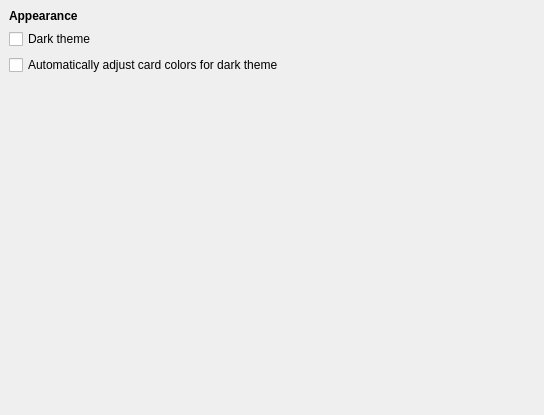
This is src/widgets/dialogs/dialog_options.ui in ManiYang/ManiCard as Qt 5 draws it before an edit. The edited form follows.
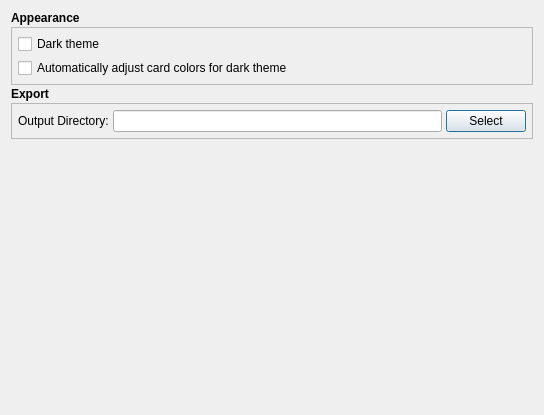
This is the edited form.

Commit message: add option setting: output dir for exporting data

Diff of the .ui file:
```diff
--- a/src/widgets/dialogs/dialog_options.ui
+++ b/src/widgets/dialogs/dialog_options.ui
@@ -13,43 +13,46 @@
   <property name="windowTitle">
    <string>Dialog</string>
   </property>
-  <layout class="QVBoxLayout" name="verticalLayout">
+  <layout class="QVBoxLayout" name="verticalLayout_3">
    <property name="spacing">
-    <number>0</number>
+    <number>2</number>
    </property>
-   <property name="leftMargin">
-    <number>0</number>
-   </property>
-   <property name="topMargin">
-    <number>0</number>
-   </property>
-   <property name="rightMargin">
-    <number>0</number>
-   </property>
-   <property name="bottomMargin">
-    <number>0</number>
-   </property>
+   <item>
+    <widget class="QLabel" name="labelSectionAppearance">
+     <property name="font">
+      <font>
+       <bold>true</bold>
+      </font>
+     </property>
+     <property name="text">
+      <string>Appearance</string>
+     </property>
+    </widget>
+   </item>
    <item>
     <widget class="QFrame" name="frameAppearance">
      <property name="frameShape">
-      <enum>QFrame::NoFrame</enum>
+      <enum>QFrame::StyledPanel</enum>
      </property>
      <property name="frameShadow">
       <enum>QFrame::Raised</enum>
      </property>
-     <layout class="QVBoxLayout" name="verticalLayout_2">
-      <item>
-       <widget class="QLabel" name="label">
-        <property name="font">
-         <font>
-          <bold>true</bold>
-         </font>
-        </property>
-        <property name="text">
-         <string>Appearance</string>
-        </property>
-       </widget>
-      </item>
+     <layout class="QVBoxLayout" name="verticalLayout">
+      <property name="spacing">
+       <number>4</number>
+      </property>
+      <property name="leftMargin">
+       <number>6</number>
+      </property>
+      <property name="topMargin">
+       <number>6</number>
+      </property>
+      <property name="rightMargin">
+       <number>6</number>
+      </property>
+      <property name="bottomMargin">
+       <number>6</number>
+      </property>
       <item>
        <widget class="QCheckBox" name="checkBoxDarkTheme">
         <property name="text">
@@ -64,22 +67,82 @@
         </property>
        </widget>
       </item>
+     </layout>
+    </widget>
+   </item>
+   <item>
+    <widget class="QLabel" name="labelSectionExport">
+     <property name="font">
+      <font>
+       <bold>true</bold>
+      </font>
+     </property>
+     <property name="text">
+      <string>Export</string>
+     </property>
+    </widget>
+   </item>
+   <item>
+    <widget class="QFrame" name="frameExport">
+     <property name="frameShape">
+      <enum>QFrame::StyledPanel</enum>
+     </property>
+     <property name="frameShadow">
+      <enum>QFrame::Raised</enum>
+     </property>
+     <layout class="QVBoxLayout" name="verticalLayout_2">
+      <property name="spacing">
+       <number>4</number>
+      </property>
+      <property name="leftMargin">
+       <number>6</number>
+      </property>
+      <property name="topMargin">
+       <number>6</number>
+      </property>
+      <property name="rightMargin">
+       <number>6</number>
+      </property>
+      <property name="bottomMargin">
+       <number>6</number>
+      </property>
       <item>
-       <spacer name="verticalSpacer">
-        <property name="orientation">
-         <enum>Qt::Vertical</enum>
-        </property>
-        <property name="sizeHint" stdset="0">
-         <size>
-          <width>20</width>
-          <height>40</height>
-         </size>
-        </property>
-       </spacer>
+       <layout class="QHBoxLayout" name="horizontalLayout">
+        <item>
+         <widget class="QLabel" name="label_3">
+          <property name="text">
+           <string>Output Directory:</string>
+          </property>
+         </widget>
+        </item>
+        <item>
+         <widget class="QLineEdit" name="lineEditExportOutputDir"/>
+        </item>
+        <item>
+         <widget class="QPushButton" name="buttonSelectExportOutputDir">
+          <property name="text">
+           <string>Select</string>
+          </property>
+         </widget>
+        </item>
+       </layout>
       </item>
      </layout>
     </widget>
    </item>
+   <item>
+    <spacer name="verticalSpacer">
+     <property name="orientation">
+      <enum>Qt::Vertical</enum>
+     </property>
+     <property name="sizeHint" stdset="0">
+      <size>
+       <width>20</width>
+       <height>252</height>
+      </size>
+     </property>
+    </spacer>
+   </item>
   </layout>
  </widget>
  <resources/>
```
The commit also changes 11 other files.
